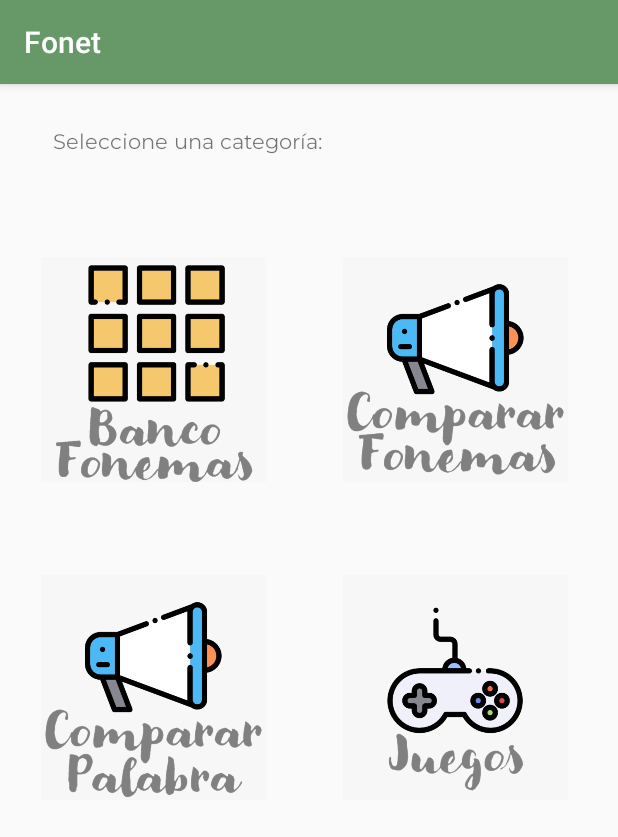
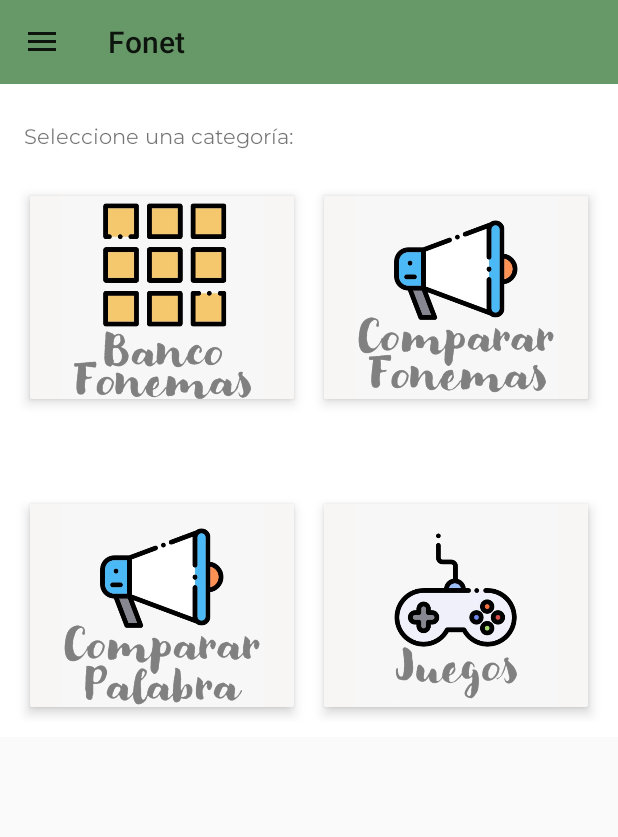
Before and after one commit to vaorozco/App-Web-Ingles, an Android app: the MenuPrincipal screen opened directly, with no data from a screen before it, on a phone screen of 412 x 824 dp. Shown: the top 837 px of the screen. Run offline under Robolectric (Android 15) with nearby library versions, the phone set to English and light mode, and no system bars.

Commit message:
Menú desplegable

```diff
--- a/Proyecto/app/src/main/java/com/example/proyecto/MenuPrincipal.java
+++ b/Proyecto/app/src/main/java/com/example/proyecto/MenuPrincipal.java
@@ -1,21 +1,44 @@
 package com.example.proyecto;
 
+import androidx.annotation.NonNull;
+import androidx.appcompat.app.ActionBarDrawerToggle;
 import androidx.appcompat.app.AppCompatActivity;
+import androidx.appcompat.widget.Toolbar;
+import androidx.core.view.GravityCompat;
+import androidx.drawerlayout.widget.DrawerLayout;
 
 import android.content.Intent;
 import android.os.Bundle;
+import android.view.MenuItem;
 import android.view.View;
 import android.widget.Button;
 import android.widget.ImageButton;
 import android.widget.ImageView;
 import android.widget.TextView;
 
-public class MenuPrincipal extends AppCompatActivity implements View.OnClickListener{
+import com.google.android.material.navigation.NavigationView;
+
+public class MenuPrincipal extends AppCompatActivity implements View.OnClickListener, NavigationView.OnNavigationItemSelectedListener {
     ImageView imagenJuegos;
+    DrawerLayout drawerLayout;
+    NavigationView navigationView;
+    Toolbar toolbar;
     @Override
     protected void onCreate(Bundle savedInstanceState) {
         super.onCreate(savedInstanceState);
         setContentView(R.layout.activity_menu_principal);
+        drawerLayout = findViewById(R.id.drawer_layout);
+        navigationView = findViewById(R.id.nav_view);
+        toolbar = findViewById(R.id.toolbar1);
+        /*-------------------------------------Toolbar-------------------------------------*/
+        setSupportActionBar(toolbar);
+        navigationView.bringToFront();
+        ActionBarDrawerToggle toogle = new ActionBarDrawerToggle(this,drawerLayout,toolbar,R.string.navigation_drawer_open,R.string.navigation_drawer_close);
+        drawerLayout.addDrawerListener(toogle);
+        toogle.syncState();
+
+        navigationView.setNavigationItemSelectedListener(this);
+        navigationView.setCheckedItem(R.id.nav_home);
         imagenJuegos = (ImageView) findViewById(R.id.imageView5);
         //botonRegistro = (Button) findViewById(R.id.button3);
         //textoRecuperar = (TextView) findViewById(R.id.textView2);
@@ -23,6 +46,35 @@ public class MenuPrincipal extends AppCompatActivity implements View.OnClickList
         //botonRegistro.setOnClickListener(this);
         //textoRecuperar.setOnClickListener(this);
     }
+
+    @Override
+    public void onBackPressed(){
+        if(drawerLayout.isDrawerOpen(GravityCompat.START)){
+            drawerLayout.closeDrawer(GravityCompat.START);
+        }
+        else{
+            super.onBackPressed();
+        }
+    }
+
+    @Override
+    public boolean onNavigationItemSelected(@NonNull MenuItem menuItem){
+
+        switch (menuItem.getItemId()){
+            case R.id.nav_home:
+                break;
+            case R.id.nav_profile:
+                Intent intent = new Intent(MenuPrincipal.this,MiPerfil.class);
+                startActivity(intent);
+                break;
+            case R.id.nav_exit:
+                Intent intent2 = new Intent(MenuPrincipal.this,Login.class);
+                startActivity(intent2);
+        }
+    drawerLayout.closeDrawer(GravityCompat.START);
+        return true;
+    }
+
     /*@Override
     public void onClick(View v) {
         abrirRecuperarContrasena();
@@ -46,4 +98,5 @@ public class MenuPrincipal extends AppCompatActivity implements View.OnClickList
             startActivity(in);
         }*/
     }
+
 }
--- /dev/null
+++ b/Proyecto/app/src/main/res/drawable/ic_baseline_exit_to_app_24.xml
@@ -0,0 +1,10 @@
+<vector xmlns:android="http://schemas.android.com/apk/res/android"
+    android:width="24dp"
+    android:height="24dp"
+    android:viewportWidth="24"
+    android:viewportHeight="24"
+    android:tint="?attr/colorControlNormal">
+  <path
+      android:fillColor="@android:color/black"
+      android:pathData="M10.09,15.59L11.5,17l5,-5 -5,-5 -1.41,1.41L12.67,11H3v2h9.67l-2.58,2.59zM19,3H5c-1.11,0 -2,0.9 -2,2v4h2V5h14v14H5v-4H3v4c0,1.1 0.89,2 2,2h14c1.1,0 2,-0.9 2,-2V5c0,-1.1 -0.9,-2 -2,-2z"/>
+</vector>
--- /dev/null
+++ b/Proyecto/app/src/main/res/drawable/ic_baseline_menu_24.xml
@@ -0,0 +1,5 @@
+<vector android:height="24dp" android:tint="#FFFFFF"
+    android:viewportHeight="24" android:viewportWidth="24"
+    android:width="24dp" xmlns:android="http://schemas.android.com/apk/res/android">
+    <path android:fillColor="@android:color/white" android:pathData="M3,18h18v-2L3,16v2zM3,13h18v-2L3,11v2zM3,6v2h18L21,6L3,6z"/>
+</vector>
--- /dev/null
+++ b/Proyecto/app/src/main/res/drawable/ic_menu.xml
@@ -0,0 +1,10 @@
+<vector xmlns:android="http://schemas.android.com/apk/res/android"
+    android:width="24dp"
+    android:height="24dp"
+    android:viewportWidth="24"
+    android:viewportHeight="24"
+    android:tint="?attr/colorControlNormal">
+  <path
+      android:fillColor="@android:color/black"
+      android:pathData="M4,8h4L8,4L4,4v4zM10,20h4v-4h-4v4zM4,20h4v-4L4,16v4zM4,14h4v-4L4,10v4zM10,14h4v-4h-4v4zM16,4v4h4L20,4h-4zM10,8h4L14,4h-4v4zM16,14h4v-4h-4v4zM16,20h4v-4h-4v4z"/>
+</vector>
--- /dev/null
+++ b/Proyecto/app/src/main/res/drawable/ic_profile.xml
@@ -0,0 +1,10 @@
+<vector xmlns:android="http://schemas.android.com/apk/res/android"
+    android:width="24dp"
+    android:height="24dp"
+    android:viewportWidth="24"
+    android:viewportHeight="24"
+    android:tint="?attr/colorControlNormal">
+  <path
+      android:fillColor="@android:color/black"
+      android:pathData="M12,5.9c1.16,0 2.1,0.94 2.1,2.1s-0.94,2.1 -2.1,2.1S9.9,9.16 9.9,8s0.94,-2.1 2.1,-2.1m0,9c2.97,0 6.1,1.46 6.1,2.1v1.1L5.9,18.1L5.9,17c0,-0.64 3.13,-2.1 6.1,-2.1M12,4C9.79,4 8,5.79 8,8s1.79,4 4,4 4,-1.79 4,-4 -1.79,-4 -4,-4zM12,13c-2.67,0 -8,1.34 -8,4v3h16v-3c0,-2.66 -5.33,-4 -8,-4z"/>
+</vector>
--- a/Proyecto/app/src/main/res/layout/activity_menu_principal.xml
+++ b/Proyecto/app/src/main/res/layout/activity_menu_principal.xml
@@ -1,79 +1,158 @@
 <?xml version="1.0" encoding="utf-8"?>
-<androidx.constraintlayout.widget.ConstraintLayout xmlns:android="http://schemas.android.com/apk/res/android"
+<androidx.drawerlayout.widget.DrawerLayout xmlns:android="http://schemas.android.com/apk/res/android"
     xmlns:app="http://schemas.android.com/apk/res-auto"
     xmlns:tools="http://schemas.android.com/tools"
+    android:id="@+id/drawer_layout"
     android:layout_width="match_parent"
-    android:layout_height="wrap_content"
-    tools:context=".MenuPrincipal">
+    android:layout_height="match_parent"
+    tools:context=".MenuPrincipal"
+    android:fitsSystemWindows="true"
+    tools:openDrawer="start">
+
+        <com.google.android.material.navigation.NavigationView
+
+           android:layout_width="wrap_content"
+           android:layout_height="match_parent"
+            android:id="@+id/nav_view"
+           app:headerLayout="@layout/header2"
+           app:menu="@menu/main_menu2"
+            android:layout_gravity="start"/>
+
+      <ScrollView
+           android:layout_width="match_parent"
+           android:layout_height="match_parent">
+
+        <androidx.constraintlayout.widget.ConstraintLayout
+            android:layout_width="match_parent"
+            android:layout_height="match_parent"
+            android:background="#FFFFFF">
+
+            <androidx.appcompat.widget.Toolbar
+                android:id="@+id/toolbar1"
+                android:layout_width="0dp"
+                android:layout_height="match_parent"
+                android:background="@color/colorHeader"
+                android:minHeight="?attr/actionBarSize"
+                android:theme="?attr/actionBarTheme"
+                app:layout_constraintEnd_toEndOf="parent"
+                app:layout_constraintStart_toStartOf="parent"
+                app:layout_constraintTop_toTopOf="parent"
+                app:navigationIcon="@drawable/ic_baseline_menu_24">
+
+            <TextView
+                android:id="@+id/toolbar_title"
+                android:layout_width="0dp"
+                android:layout_height="39dp"
+                android:layout_gravity="center"
+                android:fontFamily="@font/montserrat_bold"
+                android:text="Menú Principal"
+                android:textColor="#FFFFFF"
+                android:textSize="24sp"
+                tools:layout_editor_absoluteX="113dp"
+                tools:layout_editor_absoluteY="7dp" />
+
+            </androidx.appcompat.widget.Toolbar>
 
             <TextView
                 android:id="@+id/textView12"
-        android:layout_width="194dp"
-        android:layout_height="26dp"
-        android:layout_marginStart="35dp"
-        android:layout_marginLeft="35dp"
-        android:layout_marginTop="29dp"
-        android:layout_marginEnd="183dp"
-        android:layout_marginRight="183dp"
-        android:layout_marginBottom="60dp"
+                android:layout_width="wrap_content"
+                android:layout_height="wrap_content"
+                android:layout_marginStart="16dp"
+                android:layout_marginLeft="16dp"
+                android:layout_marginTop="26dp"
                 android:fontFamily="@font/montserrat"
                 android:text="Seleccione una categoría:"
-        app:layout_constraintBottom_toTopOf="@+id/imageView3"
+                app:layout_constraintStart_toStartOf="parent"
+                app:layout_constraintTop_toBottomOf="@+id/toolbar1" />
+
+            <LinearLayout
+                android:id="@+id/linearLayout"
+                android:layout_width="0dp"
+                android:layout_height="175dp"
+                android:layout_marginTop="8dp"
+                android:orientation="horizontal"
+                android:padding="10dp"
                 app:layout_constraintEnd_toEndOf="parent"
+                app:layout_constraintHorizontal_bias="0.0"
                 app:layout_constraintStart_toStartOf="parent"
-        app:layout_constraintTop_toTopOf="parent" />
+                app:layout_constraintTop_toBottomOf="@+id/textView12">
+
+                <androidx.cardview.widget.CardView
+                    android:layout_width="0dp"
+                    android:layout_height="match_parent"
+                    android:layout_margin="10dp"
+                    android:layout_weight="1"
+                    app:cardElevation="5dp">
 
                     <ImageView
                         android:id="@+id/imageView2"
-        android:layout_width="150dp"
-        android:layout_height="150dp"
-        android:layout_marginStart="27dp"
-        android:layout_marginLeft="27dp"
-        android:layout_marginTop="60dp"
-        android:layout_marginEnd="51dp"
-        android:layout_marginRight="51dp"
-        android:layout_marginBottom="62dp"
-        app:layout_constraintBottom_toTopOf="@+id/imageView4"
-        app:layout_constraintEnd_toStartOf="@+id/imageView3"
-        app:layout_constraintStart_toStartOf="parent"
-        app:layout_constraintTop_toBottomOf="@+id/textView12"
+                        android:layout_width="match_parent"
+                        android:layout_height="match_parent"
+                        android:background="#FFF8F5F5"
                         app:srcCompat="@drawable/bancofonemas" />
+                </androidx.cardview.widget.CardView>
+
+                <androidx.cardview.widget.CardView
+                    android:layout_width="0dp"
+                    android:layout_height="match_parent"
+                    android:layout_margin="10dp"
+                    android:layout_weight="1"
+                    app:cardElevation="5dp">
 
                     <ImageView
                         android:id="@+id/imageView3"
-        android:layout_width="150dp"
-        android:layout_height="150dp"
-        android:layout_marginStart="51dp"
-        android:layout_marginLeft="51dp"
-        android:layout_marginTop="115dp"
-        android:layout_marginBottom="62dp"
-        app:layout_constraintBottom_toTopOf="@+id/imageView5"
-        app:layout_constraintStart_toEndOf="@+id/imageView2"
-        app:layout_constraintTop_toTopOf="parent"
+                        android:layout_width="match_parent"
+                        android:layout_height="match_parent"
+                        android:background="#FFF8F5F5"
                         app:srcCompat="@drawable/compararfonemas" />
+                </androidx.cardview.widget.CardView>
+
+            </LinearLayout>
+
+            <LinearLayout
+                android:layout_width="0dp"
+                android:layout_height="175dp"
+                android:layout_marginTop="30dp"
+                android:orientation="horizontal"
+                android:padding="10dp"
+                app:layout_constraintEnd_toEndOf="parent"
+                app:layout_constraintHorizontal_bias="0.0"
+                app:layout_constraintStart_toStartOf="parent"
+                app:layout_constraintTop_toBottomOf="@+id/linearLayout">
+
+                <androidx.cardview.widget.CardView
+                    android:layout_width="0dp"
+                    android:layout_height="match_parent"
+                    android:layout_margin="10dp"
+                    android:layout_weight="1"
+                    app:cardElevation="5dp">
 
                     <ImageView
                         android:id="@+id/imageView4"
-        android:layout_width="150dp"
-        android:layout_height="150dp"
-        android:layout_marginStart="27dp"
-        android:layout_marginLeft="27dp"
-        android:layout_marginTop="62dp"
-        android:layout_marginEnd="51dp"
-        android:layout_marginRight="51dp"
-        app:layout_constraintEnd_toStartOf="@+id/imageView5"
-        app:layout_constraintStart_toStartOf="parent"
-        app:layout_constraintTop_toBottomOf="@+id/imageView2"
+                        android:layout_width="match_parent"
+                        android:layout_height="match_parent"
+                        android:background="#FFF8F5F5"
                         app:srcCompat="@drawable/compararpalabras" />
+                </androidx.cardview.widget.CardView>
+
+                <androidx.cardview.widget.CardView
+                    android:layout_width="0dp"
+                    android:layout_height="match_parent"
+                    android:layout_margin="10dp"
+                    android:layout_weight="1"
+                    app:cardElevation="5dp">
 
                     <ImageView
                         android:id="@+id/imageView5"
-        android:layout_width="150dp"
-        android:layout_height="150dp"
-        android:layout_marginStart="51dp"
-        android:layout_marginLeft="51dp"
-        android:layout_marginTop="62dp"
-        app:layout_constraintStart_toEndOf="@+id/imageView4"
-        app:layout_constraintTop_toBottomOf="@+id/imageView3"
+                        android:layout_width="match_parent"
+                        android:layout_height="match_parent"
+                        android:background="#FFF8F5F5"
                         app:srcCompat="@drawable/juegos" />
+                </androidx.cardview.widget.CardView>
+
+            </LinearLayout>
+
         </androidx.constraintlayout.widget.ConstraintLayout>
+</ScrollView>
+
+</androidx.drawerlayout.widget.DrawerLayout>
--- a/Proyecto/app/src/main/res/layout/activity_recuperar_contrasena.xml
+++ b/Proyecto/app/src/main/res/layout/activity_recuperar_contrasena.xml
@@ -85,6 +85,7 @@
         android:layout_marginRight="97dp"
         android:ems="10"
         android:fontFamily="@font/montserrat"
+        android:hint="Correo Electrónico"
         android:inputType="textEmailAddress"
         app:layout_constraintEnd_toEndOf="parent"
         app:layout_constraintStart_toStartOf="parent"
--- /dev/null
+++ b/Proyecto/app/src/main/res/menu/main_menu2.xml
@@ -0,0 +1,17 @@
+<?xml version="1.0" encoding="utf-8"?>
+<menu xmlns:android="http://schemas.android.com/apk/res/android">
+    <group android:checkableBehavior="single">
+        <item
+            android:id="@+id/nav_profile"
+            android:icon="@drawable/ic_profile"
+            android:title="Mi Perfil" />
+        <item
+            android:id="@+id/nav_home"
+            android:icon="@drawable/ic_menu"
+            android:title="Menú Principal" />
+        <item
+            android:id="@+id/nav_exit"
+            android:icon="@drawable/ic_baseline_exit_to_app_24"
+            android:title="Cerrar Sesión"/>
+    </group>
+</menu>
--- a/Proyecto/app/src/main/res/values/strings.xml
+++ b/Proyecto/app/src/main/res/values/strings.xml
@@ -1,3 +1,6 @@
 <resources>
     <string name="app_name">Fonet</string>
+    <string name="navigation_drawer_open">Open navigation drawer</string>
+    <string name="navigation_drawer_close">Close navigation drawer</string>
+
 </resources>
--- a/Proyecto/app/src/main/res/values/styles.xml
+++ b/Proyecto/app/src/main/res/values/styles.xml
@@ -1,9 +1,19 @@
 <resources>
     <!-- Base application theme. -->
-    <style name="AppTheme" parent="Theme.AppCompat.Light.DarkActionBar">
+    <style name="AppTheme" parent="Theme.AppCompat.Light.NoActionBar">
         <!-- Customize your theme here. -->
         <item name="colorPrimary">@color/colorHeader</item>
         <item name="colorPrimaryDark">@color/colorPrimaryDark2</item>
         <item name="colorAccent">@color/colorAccent</item>
     </style>
+    <style name="AppTheme2" parent="Theme.MaterialComponents.Light.NoActionBar.Bridge"><!--Solo barra donde está batería y hora"-->
+        <!-- Customize your theme here. -->
+        <item name="colorPrimaryDark">@color/colorPrimaryDark2</item>
+        <item name="colorAccent">@color/colorAccent</item>
+    </style>
+    <style name="Header_Menu" parent="Theme.AppCompat.Light.NoActionBar">
+        <!-- Customize your theme here. -->
+        <item name="colorPrimaryDark">@color/colorPrimaryDark2</item>
+        <item name="colorAccent">@color/colorAccent</item>
+    </style>
 </resources>
```
Also changed, not shown: Proyecto/app/src/main/AndroidManifest.xml (+7 -2 lines), Proyecto/app/src/main/java/com/example/proyecto/MiPerfil.java (added, +14 -0 lines), Proyecto/app/src/main/java/com/example/proyecto/RecuperarContrasena.java (+29 -0 lines), Proyecto/app/src/main/res/drawable/ic_account.xml (added, +10 -0 lines), Proyecto/app/src/main/res/drawable/ic_baseline_account_circle_24.xml (added, +10 -0 lines), Proyecto/app/src/main/res/layout/activity_mi_perfil.xml (added, +9 -0 lines), Proyecto/app/src/main/res/layout/activity_registro.xml (+5 -3 lines), Proyecto/app/src/main/res/layout/header2.xml (added, +25 -0 lines). Lines whose indentation alone changed are shown as unchanged.
